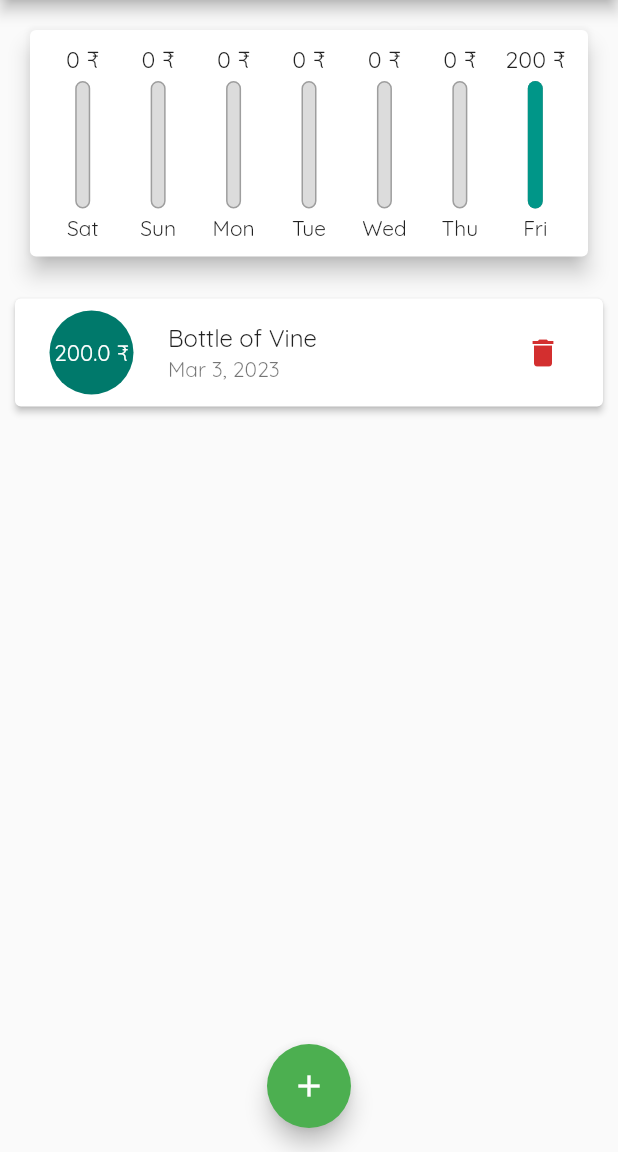
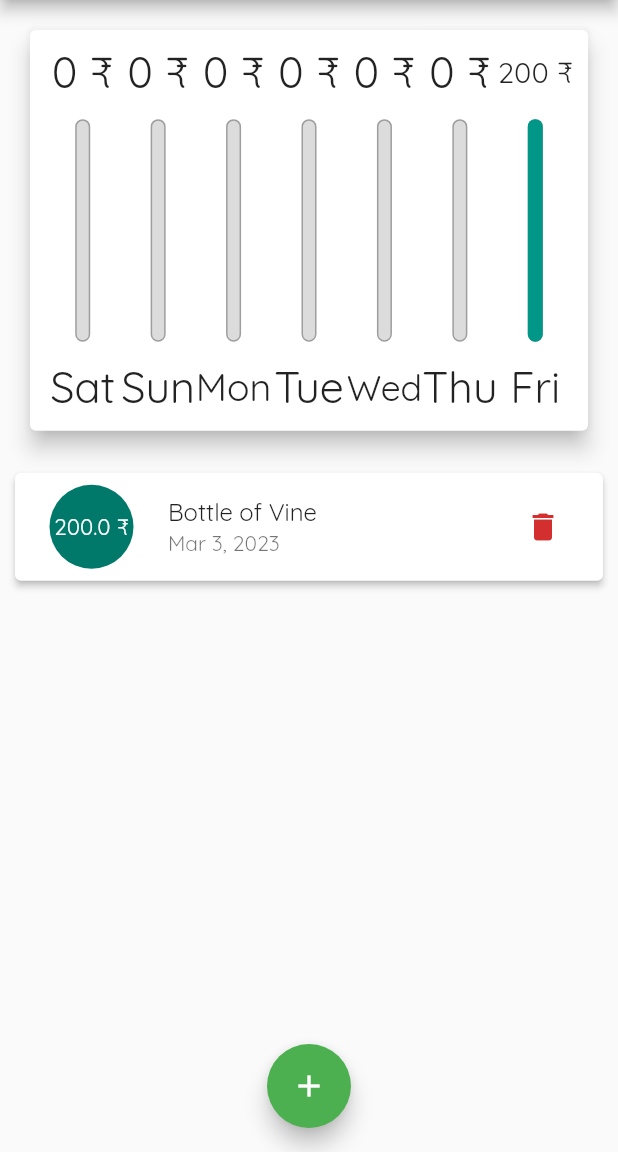
Before and after one commit to adhidcooper/expense_planner, a Flutter app: the screen it shows after launch, after a tap on the "delete" icon, on a phone screen of 412 x 824 dp, the part 84-1236 px from its top. Run offline on Flutter 3.47's test engine with Material 2 defaults, Android fonts, the phone set to English and light mode, and no system bars.

Commit message:
fixed portrait mode

```diff
--- a/lib/main.dart
+++ b/lib/main.dart
@@ -1,3 +1,5 @@
+import 'package:flutter/services.dart';
+
 import './widgets/chart.dart';
 
 import './widgets/newTransaction.dart';
@@ -5,7 +7,12 @@ import './widgets/transactionList.dart';
 import 'package:flutter/material.dart';
 import './models/transaction.dart';
 
-void main() => runApp(MyApp());
+void main() {
+  // WidgetsFlutterBinding.ensureInitialized();
+  // SystemChrome.setPreferredOrientations(
+  //     [DeviceOrientation.portraitUp, DeviceOrientation.portraitDown]);
+  runApp(MyApp());
+}
 
 class MyApp extends StatelessWidget {
   @override
@@ -99,8 +106,7 @@ class _MainState extends State<Main> {
 
   @override
   Widget build(BuildContext context) {
-    return Scaffold(
-      appBar: AppBar(
+    final appBar = AppBar(
       title: Text('Personal Expenses'),
       actions: [
         IconButton(
@@ -108,13 +114,27 @@ class _MainState extends State<Main> {
           icon: Icon(Icons.add_circle),
         )
       ],
-      ),
+    );
+    return Scaffold(
+      appBar: appBar,
       body: SingleChildScrollView(
         child: Column(
           // mainAxisAlignment: MainAxisAlignment.spaceEvenly,
           children: [
-            Chart(_recentTransactions),
-            TransactionList(_userTransaction, _deleteTransaction),
+            Container(
+              height: (MediaQuery.of(context).size.height -
+                      appBar.preferredSize.height -
+                      MediaQuery.of(context).padding.top) *
+                  0.4,
+              child: Chart(_recentTransactions),
+            ),
+            Container(
+              height: (MediaQuery.of(context).size.height -
+                      appBar.preferredSize.height -
+                      MediaQuery.of(context).padding.top) *
+                  0.6,
+              child: TransactionList(_userTransaction, _deleteTransaction),
+            ),
           ],
         ),
       ),
--- a/lib/widgets/chart_bar.dart
+++ b/lib/widgets/chart_bar.dart
@@ -1,4 +1,5 @@
 import 'package:flutter/material.dart';
+import 'package:flutter/rendering.dart';
 
 class ChartBar extends StatelessWidget {
   String label;
@@ -7,17 +8,18 @@ class ChartBar extends StatelessWidget {
   ChartBar(this.label, this.spendingAmount, this.spt);
   @override
   Widget build(BuildContext context) {
+    return LayoutBuilder(builder: (ctx, constraint) {
       return Column(
         children: [
           Container(
-            height: 20,
+              height: constraint.maxHeight * 0.15,
               child: FittedBox(
                   child: Text('${spendingAmount.toStringAsFixed(0)} ₹'))),
           SizedBox(
-          height: 4,
+            height: constraint.maxHeight * 0.05,
           ),
           Container(
-          height: 85,
+            height: constraint.maxHeight * 0.6,
             width: 10,
             child: Stack(
               children: [
@@ -41,10 +43,16 @@ class ChartBar extends StatelessWidget {
             ),
           ),
           SizedBox(
-          height: 4,
+            height: constraint.maxHeight * 0.05,
           ),
-        Text(label),
+          Container(
+            height: constraint.maxHeight * 0.15,
+            child: FittedBox(
+              child: Text(label),
+            ),
+          ),
         ],
       );
+    });
   }
 }
--- a/lib/widgets/transactionList.dart
+++ b/lib/widgets/transactionList.dart
@@ -8,9 +8,7 @@ class TransactionList extends StatelessWidget {
   TransactionList(this.transactions, this.deleteTransaction);
   @override
   Widget build(BuildContext context) {
-    return Container(
-      height: 350,
-      child: transactions.isEmpty
+    return transactions.isEmpty
         ? Column(
             // mainAxisAlignment: MainAxisAlignment.spaceAround,
             children: [
@@ -51,19 +49,17 @@ class TransactionList extends StatelessWidget {
                   ),
                   title: Text(transactions[index].title,
                       style: Theme.of(context).textTheme.titleMedium),
-                    subtitle: Text(
-                        DateFormat.yMMMd().format(transactions[index].date)),
+                  subtitle:
+                      Text(DateFormat.yMMMd().format(transactions[index].date)),
                   trailing: IconButton(
                     icon: Icon(Icons.delete),
-                      onPressed: () =>
-                          deleteTransaction(transactions[index].id),
+                    onPressed: () => deleteTransaction(transactions[index].id),
                     color: Theme.of(context).colorScheme.error,
                   ),
                 ),
               );
             },
             itemCount: transactions.length,
-            ),
           );
   }
 }
```
Lines whose indentation alone changed are shown as unchanged.
